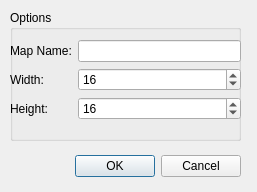
First picture: the form in xVMapEdit/NewMapDialog.ui, repository buchwj/xvector, before the edit.
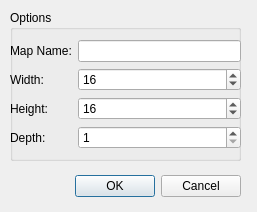
Second picture: the form after the edit.

The edit to the form file:
```diff
--- a/xVMapEdit/NewMapDialog.ui
+++ b/xVMapEdit/NewMapDialog.ui
@@ -7,7 +7,7 @@
     <x>0</x>
     <y>0</y>
     <width>257</width>
-    <height>192</height>
+    <height>212</height>
    </rect>
   </property>
   <property name="windowTitle">
@@ -17,7 +17,7 @@
    <property name="geometry">
     <rect>
      <x>30</x>
-     <y>150</y>
+     <y>170</y>
      <width>211</width>
      <height>32</height>
     </rect>
@@ -35,19 +35,19 @@
      <x>10</x>
      <y>10</y>
      <width>231</width>
-     <height>131</height>
+     <height>151</height>
     </rect>
    </property>
    <property name="title">
     <string>Options</string>
    </property>
-   <widget class="QWidget" name="">
+   <widget class="QWidget" name="layoutWidget">
     <property name="geometry">
      <rect>
       <x>0</x>
       <y>30</y>
       <width>231</width>
-      <height>95</height>
+      <height>120</height>
      </rect>
     </property>
     <layout class="QFormLayout" name="formLayout">
@@ -120,6 +120,23 @@
        </property>
       </widget>
      </item>
+     <item row="3" column="0">
+      <widget class="QLabel" name="lblDepth">
+       <property name="text">
+        <string>Depth:</string>
+       </property>
+      </widget>
+     </item>
+     <item row="3" column="1">
+      <widget class="QSpinBox" name="spnDepth">
+       <property name="minimum">
+        <number>1</number>
+       </property>
+       <property name="maximum">
+        <number>99999999</number>
+       </property>
+      </widget>
+     </item>
     </layout>
    </widget>
   </widget>
```
